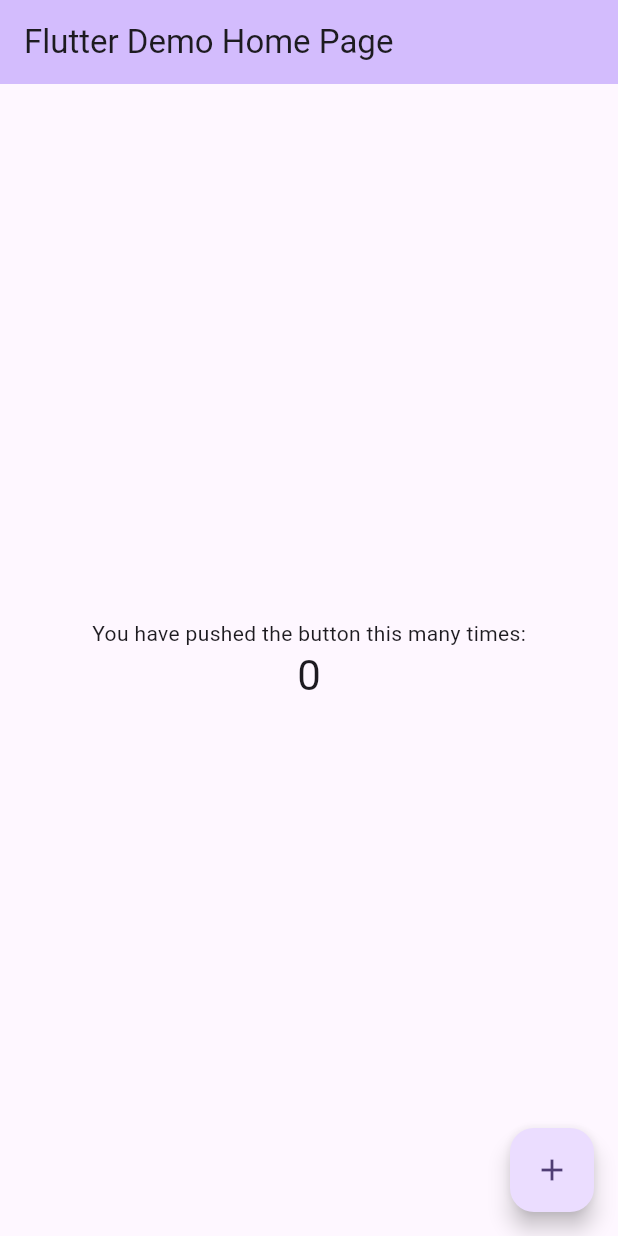
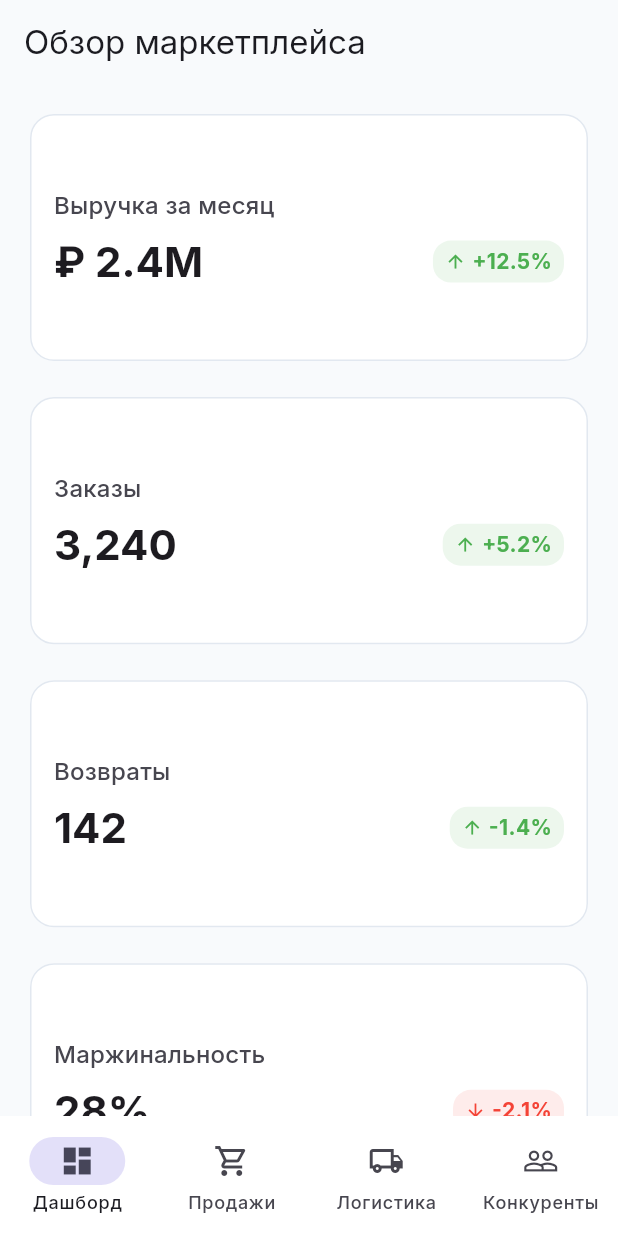
Before and after one commit to could-ai/019daa0d-451a-7e4d-8ee3-bd88edaadf7a, a Flutter app: the screen it shows after launch, on a phone screen of 412 x 824 dp. Run offline on Flutter 3.47's test engine with Material 3 defaults, Android fonts, the phone set to English and light mode, and no system bars; our stand-ins replace fl_chart, google_fonts.

Commit message:
Scaffold marketplace analytics dashboard

```diff
--- a/usr/lib/main.dart
+++ b/usr/lib/main.dart
@@ -1,123 +1,23 @@
 import 'package:flutter/material.dart';
+import 'theme/app_theme.dart';
+import 'screens/shell_screen.dart';
 
 void main() {
-  runApp(const MyApp());
+  runApp(const MarketplaceAnalyticsApp());
 }
 
-class MyApp extends StatelessWidget {
-  const MyApp({super.key});
+class MarketplaceAnalyticsApp extends StatelessWidget {
+  const MarketplaceAnalyticsApp({super.key});
 
-  // This widget is the root of your application.
   @override
   Widget build(BuildContext context) {
     return MaterialApp(
-      title: 'Flutter Demo',
+      title: 'Marketplace Analytics',
+      theme: AppTheme.lightTheme,
+      darkTheme: AppTheme.darkTheme,
+      themeMode: ThemeMode.system,
+      home: const ShellScreen(),
       debugShowCheckedModeBanner: false,
-      theme: ThemeData(
-        // This is the theme of your application.
-        //
-        // TRY THIS: Try running your application with "flutter run". You'll see
-        // the application has a purple toolbar. Then, without quitting the app,
-        // try changing the seedColor in the colorScheme below to Colors.green
-        // and then invoke "hot reload" (save your changes or press the "hot
-        // reload" button in a Flutter-supported IDE, or press "r" if you used
-        // the command line to start the app).
-        //
-        // Notice that the counter didn't reset back to zero; the application
-        // state is not lost during the reload. To reset the state, use hot
-        // restart instead.
-        //
-        // This works for code too, not just values: Most code changes can be
-        // tested with just a hot reload.
-        colorScheme: ColorScheme.fromSeed(seedColor: Colors.deepPurple),
-      ),
-      initialRoute: '/',
-      routes: {
-        '/': (context) => const MyHomePage(title: 'Flutter Demo Home Page'),
-      },
     );
   }
 }
-
-class MyHomePage extends StatefulWidget {
-  const MyHomePage({super.key, required this.title});
-
-  // This widget is the home page of your application. It is stateful, meaning
-  // that it has a State object (defined below) that contains fields that affect
-  // how it looks.
-
-  // This class is the configuration for the state. It holds the values (in this
-  // case the title) provided by the parent (in this case the App widget) and
-  // used by the build method of the State. Fields in a Widget subclass are
-  // always marked "final".
-
-  final String title;
-
-  @override
-  State<MyHomePage> createState() => _MyHomePageState();
-}
-
-class _MyHomePageState extends State<MyHomePage> {
-  int _counter = 0;
-
-  void _incrementCounter() {
-    setState(() {
-      // This call to setState tells the Flutter framework that something has
-      // changed in this State, which causes it to rerun the build method below
-      // so that the display can reflect the updated values. If we changed
-      // _counter without calling setState(), then the build method would not be
-      // called again, and so nothing would appear to happen.
-      _counter++;
-    });
-  }
-
-  @override
-  Widget build(BuildContext context) {
-    // This method is rerun every time setState is called, for instance as done
-    // by the _incrementCounter method above.
-    //
-    // The Flutter framework has been optimized to make rerunning build methods
-    // fast, so that you can just rebuild anything that needs updating rather
-    // than having to individually change instances of widgets.
-    return Scaffold(
-      appBar: AppBar(
-        // TRY THIS: Try changing the color here to a specific color (to
-        // Colors.amber, perhaps?) and trigger a hot reload to see the AppBar
-        // change color while the other colors stay the same.
-        backgroundColor: Theme.of(context).colorScheme.inversePrimary,
-        // Here we take the value from the MyHomePage object that was created by
-        // the App.build method, and use it to set our appbar title.
-        title: Text(widget.title),
-      ),
-      body: Center(
-        // Center is a layout widget. It takes a single child and positions it
-        // in the middle of the parent.
-        child: Column(
-          // Column is also a layout widget. It takes a list of children and
-          // arranges them vertically. By default, it sizes itself to fit its
-          // children horizontally, and tries to be as tall as its parent.
-          //
-          // Column has various properties to control how it sizes itself and
-          // how it positions its children. Here we use mainAxisAlignment to
-          // center the children vertically; the main axis here is the vertical
-          // axis because Columns are vertical (the cross axis would be
-          // horizontal).
-          //
-          // TRY THIS: Invoke "debug painting" (choose the "Toggle Debug Paint"
-          // action in the IDE, or press "p" in the console), to see the
-          // wireframe for each widget.
-          mainAxisAlignment: MainAxisAlignment.center,
-          children: <Widget>[
-            const Text('You have pushed the button this many times:'),
-            Text('$_counter', style: Theme.of(context).textTheme.headlineMedium),
-          ],
-        ),
-      ),
-      floatingActionButton: FloatingActionButton(
-        onPressed: _incrementCounter,
-        tooltip: 'Increment',
-        child: const Icon(Icons.add),
-      ), // This trailing comma makes auto-formatting nicer for build methods.
-    );
-  }
-}
--- /dev/null
+++ b/usr/lib/screens/dashboard_screen.dart
@@ -0,0 +1,315 @@
+import 'package:flutter/material.dart';
+import 'package:fl_chart/fl_chart.dart';
+
+class DashboardScreen extends StatelessWidget {
+  const DashboardScreen({super.key});
+
+  @override
+  Widget build(BuildContext context) {
+    return Scaffold(
+      appBar: AppBar(
+        title: const Text('Обзор маркетплейса'),
+        centerTitle: false,
+        scrolledUnderElevation: 0,
+      ),
+      body: SingleChildScrollView(
+        padding: const EdgeInsets.all(16.0),
+        child: Column(
+          crossAxisAlignment: CrossAxisAlignment.start,
+          children: [
+            const _SummaryCardsRow(),
+            const SizedBox(height: 24),
+            Row(
+              crossAxisAlignment: CrossAxisAlignment.start,
+              children: [
+                Expanded(
+                  flex: 2,
+                  child: Card(
+                    child: Padding(
+                      padding: const EdgeInsets.all(20.0),
+                      child: Column(
+                        crossAxisAlignment: CrossAxisAlignment.start,
+                        children: [
+                          Text(
+                            'Динамика продаж',
+                            style: Theme.of(context).textTheme.titleLarge,
+                          ),
+                          const SizedBox(height: 24),
+                          const SizedBox(
+                            height: 300,
+                            child: _SalesChart(),
+                          ),
+                        ],
+                      ),
+                    ),
+                  ),
+                ),
+                if (MediaQuery.of(context).size.width > 1200) ...[
+                  const SizedBox(width: 24),
+                  Expanded(
+                    flex: 1,
+                    child: Card(
+                      child: Padding(
+                        padding: const EdgeInsets.all(20.0),
+                        child: Column(
+                          crossAxisAlignment: CrossAxisAlignment.start,
+                          children: [
+                            Text(
+                              'Топ товаров',
+                              style: Theme.of(context).textTheme.titleLarge,
+                            ),
+                            const SizedBox(height: 16),
+                            const _TopProductsList(),
+                          ],
+                        ),
+                      ),
+                    ),
+                  ),
+                ],
+              ],
+            ),
+            if (MediaQuery.of(context).size.width <= 1200) ...[
+              const SizedBox(height: 24),
+              Card(
+                child: Padding(
+                  padding: const EdgeInsets.all(20.0),
+                  child: Column(
+                    crossAxisAlignment: CrossAxisAlignment.start,
+                    children: [
+                      Text(
+                        'Топ товаров',
+                        style: Theme.of(context).textTheme.titleLarge,
+                      ),
+                      const SizedBox(height: 16),
+                      const _TopProductsList(),
+                    ],
+                  ),
+                ),
+              ),
+            ]
+          ],
+        ),
+      ),
+    );
+  }
+}
+
+class _SummaryCardsRow extends StatelessWidget {
+  const _SummaryCardsRow();
+
+  @override
+  Widget build(BuildContext context) {
+    return LayoutBuilder(
+      builder: (context, constraints) {
+        int crossAxisCount = 4;
+        if (constraints.maxWidth < 600) crossAxisCount = 1;
+        else if (constraints.maxWidth < 900) crossAxisCount = 2;
+
+        return GridView.count(
+          crossAxisCount: crossAxisCount,
+          shrinkWrap: true,
+          physics: const NeverScrollableScrollPhysics(),
+          mainAxisSpacing: 16,
+          crossAxisSpacing: 16,
+          childAspectRatio: 2.2,
+          children: const [
+            _SummaryCard(title: 'Выручка за месяц', value: '₽ 2.4M', trend: '+12.5%', isPositive: true),
+            _SummaryCard(title: 'Заказы', value: '3,240', trend: '+5.2%', isPositive: true),
+            _SummaryCard(title: 'Возвраты', value: '142', trend: '-1.4%', isPositive: true),
+            _SummaryCard(title: 'Маржинальность', value: '28%', trend: '-2.1%', isPositive: false),
+          ],
+        );
+      },
+    );
+  }
+}
+
+class _SummaryCard extends StatelessWidget {
+  final String title;
+  final String value;
+  final String trend;
+  final bool isPositive;
+
+  const _SummaryCard({
+    required this.title,
+    required this.value,
+    required this.trend,
+    required this.isPositive,
+  });
+
+  @override
+  Widget build(BuildContext context) {
+    return Card(
+      child: Padding(
+        padding: const EdgeInsets.all(16.0),
+        child: Column(
+          crossAxisAlignment: CrossAxisAlignment.start,
+          mainAxisAlignment: MainAxisAlignment.center,
+          children: [
+            Text(
+              title,
+              style: Theme.of(context).textTheme.titleMedium?.copyWith(
+                    color: Theme.of(context).colorScheme.onSurfaceVariant,
+                  ),
+            ),
+            const SizedBox(height: 8),
+            Row(
+              children: [
+                Text(
+                  value,
+                  style: Theme.of(context).textTheme.headlineMedium?.copyWith(
+                        fontWeight: FontWeight.bold,
+                      ),
+                ),
+                const Spacer(),
+                Container(
+                  padding: const EdgeInsets.symmetric(horizontal: 8, vertical: 4),
+                  decoration: BoxDecoration(
+                    color: isPositive ? Colors.green.withOpacity(0.1) : Colors.red.withOpacity(0.1),
+                    borderRadius: BorderRadius.circular(12),
+                  ),
+                  child: Row(
+                    children: [
+                      Icon(
+                        isPositive ? Icons.arrow_upward : Icons.arrow_downward,
+                        size: 14,
+                        color: isPositive ? Colors.green : Colors.red,
+                      ),
+                      const SizedBox(width: 4),
+                      Text(
+                        trend,
+                        style: TextStyle(
+                          color: isPositive ? Colors.green : Colors.red,
+                          fontWeight: FontWeight.bold,
+                        ),
+                      ),
+                    ],
+                  ),
+                ),
+              ],
+            ),
+          ],
+        ),
+      ),
+    );
+  }
+}
+
+class _SalesChart extends StatelessWidget {
+  const _SalesChart();
+
+  @override
+  Widget build(BuildContext context) {
+    return LineChart(
+      LineChartData(
+        gridData: FlGridData(
+          show: true,
+          drawVerticalLine: false,
+          horizontalInterval: 1,
+          getDrawingHorizontalLine: (value) {
+            return FlLine(
+              color: Theme.of(context).dividerColor.withOpacity(0.5),
+              strokeWidth: 1,
+            );
+          },
+        ),
+        titlesData: FlTitlesData(
+          show: true,
+          rightTitles: const AxisTitles(sideTitles: SideTitles(showTitles: false)),
+          topTitles: const AxisTitles(sideTitles: SideTitles(showTitles: false)),
+          bottomTitles: AxisTitles(
+            sideTitles: SideTitles(
+              showTitles: true,
+              reservedSize: 30,
+              interval: 1,
+              getTitlesWidget: (value, meta) {
+                const days = ['Пн', 'Вт', 'Ср', 'Чт', 'Пт', 'Сб', 'Вс'];
+                if (value.toInt() >= 0 && value.toInt() < days.length) {
+                  return Padding(
+                    padding: const EdgeInsets.only(top: 8.0),
+                    child: Text(days[value.toInt()], style: const TextStyle(fontSize: 12)),
+                  );
+                }
+                return const Text('');
+              },
+            ),
+          ),
+        ),
+        borderData: FlBorderData(show: false),
+        minX: 0,
+        maxX: 6,
+        minY: 0,
+        maxY: 6,
+        lineBarsData: [
+          LineChartBarData(
+            spots: const [
+              FlSpot(0, 3),
+              FlSpot(1, 2.5),
+              FlSpot(2, 4),
+              FlSpot(3, 3.8),
+              FlSpot(4, 5),
+              FlSpot(5, 4.2),
+              FlSpot(6, 5.5),
+            ],
+            isCurved: true,
+            color: Theme.of(context).colorScheme.primary,
+            barWidth: 3,
+            isStrokeCapRound: true,
+            dotData: const FlDotData(show: false),
+            belowBarData: BarAreaData(
+              show: true,
+              color: Theme.of(context).colorScheme.primary.withOpacity(0.1),
+            ),
+          ),
+        ],
+      ),
+    );
+  }
+}
+
+class _TopProductsList extends StatelessWidget {
+  const _TopProductsList();
+
+  @override
+  Widget build(BuildContext context) {
+    final products = [
+      {'name': 'Беспроводные наушники X', 'sales': '420', 'trend': '+12%'},
+      {'name': 'Умные часы Series 5', 'sales': '380', 'trend': '+8%'},
+      {'name': 'Чехол для смартфона', 'sales': '310', 'trend': '-2%'},
+      {'name': 'Портативная зарядка', 'sales': '245', 'trend': '+5%'},
+      {'name': 'Коврик для мыши', 'sales': '190', 'trend': '+1%'},
+    ];
+
+    return ListView.separated(
+      shrinkWrap: true,
+      physics: const NeverScrollableScrollPhysics(),
+      itemCount: products.length,
+      separatorBuilder: (context, index) => const Divider(),
+      itemBuilder: (context, index) {
+        final product = products[index];
+        final isPositive = !product['trend']!.startsWith('-');
+        return ListTile(
+          contentPadding: EdgeInsets.zero,
+          title: Text(product['name']!),
+          trailing: Column(
+            mainAxisAlignment: MainAxisAlignment.center,
+            crossAxisAlignment: CrossAxisAlignment.end,
+            children: [
+              Text(
+                '${product['sales']} шт.',
+                style: const TextStyle(fontWeight: FontWeight.bold),
+              ),
+              Text(
+                product['trend']!,
+                style: TextStyle(
+                  color: isPositive ? Colors.green : Colors.red,
+                  fontSize: 12,
+                ),
+              ),
+            ],
+          ),
+        );
+      },
+    );
+  }
+}
--- /dev/null
+++ b/usr/lib/screens/shell_screen.dart
@@ -0,0 +1,72 @@
+import 'package:flutter/material.dart';
+import 'dashboard_screen.dart';
+import 'data_sheet_screen.dart';
+
+class ShellScreen extends StatefulWidget {
+  const ShellScreen({super.key});
+
+  @override
+  State<ShellScreen> createState() => _ShellScreenState();
+}
+
+class _ShellScreenState extends State<ShellScreen> {
+  int _selectedIndex = 0;
+
+  final List<Widget> _pages = [
+    const DashboardScreen(),
+    const DataSheetScreen(title: 'Продажи', sheetName: 'sales_data'),
+    const DataSheetScreen(title: 'Логистика', sheetName: 'logistics_data'),
+    const DataSheetScreen(title: 'Конкуренты', sheetName: 'competitors_data'),
+  ];
+
+  final List<NavigationDestination> _destinations = const [
+    NavigationDestination(icon: Icon(Icons.dashboard_outlined), selectedIcon: Icon(Icons.dashboard), label: 'Дашборд'),
+    NavigationDestination(icon: Icon(Icons.shopping_cart_outlined), selectedIcon: Icon(Icons.shopping_cart), label: 'Продажи'),
+    NavigationDestination(icon: Icon(Icons.local_shipping_outlined), selectedIcon: Icon(Icons.local_shipping), label: 'Логистика'),
+    NavigationDestination(icon: Icon(Icons.people_outline), selectedIcon: Icon(Icons.people), label: 'Конкуренты'),
+  ];
+
+  @override
+  Widget build(BuildContext context) {
+    final bool isDesktop = MediaQuery.of(context).size.width > 800;
+
+    return Scaffold(
+      body: Row(
+        children: [
+          if (isDesktop)
+            NavigationRail(
+              selectedIndex: _selectedIndex,
+              onDestinationSelected: (index) {
+                setState(() {
+                  _selectedIndex = index;
+                });
+              },
+              extended: MediaQuery.of(context).size.width > 1000,
+              destinations: _destinations.map((d) {
+                return NavigationRailDestination(
+                  icon: d.icon,
+                  selectedIcon: d.selectedIcon,
+                  label: Text(d.label),
+                );
+              }).toList(),
+            ),
+          if (isDesktop) const VerticalDivider(thickness: 1, width: 1),
+          Expanded(
+            child: _pages[_selectedIndex],
+          ),
+        ],
+      ),
+      bottomNavigationBar: isDesktop
+          ? null
+          : NavigationBar(
+              selectedIndex: _selectedIndex,
+              onDestinationSelected: (index) {
+                setState(() {
+                  _selectedIndex = index;
+                });
+              },
+              destinations: _destinations,
+            ),
+    );
+  }
+}
--- /dev/null
+++ b/usr/lib/theme/app_theme.dart
@@ -0,0 +1,46 @@
+import 'package:flutter/material.dart';
+import 'package:google_fonts/google_fonts.dart';
+
+class AppTheme {
+  static ThemeData get lightTheme {
+    return ThemeData(
+      colorScheme: ColorScheme.fromSeed(
+        seedColor: const Color(0xFF4F46E5), // Indigo
+        brightness: Brightness.light,
+        surface: const Color(0xFFF8FAFC),
+        surfaceContainer: Colors.white,
+      ),
+      useMaterial3: true,
+      textTheme: GoogleFonts.interTextTheme(),
+      cardTheme: CardTheme(
+        elevation: 0,
+        shape: RoundedRectangleBorder(
+          borderRadius: BorderRadius.circular(16),
+          side: const BorderSide(color: Color(0xFFE2E8F0), width: 1),
+        ),
+        color: Colors.white,
+      ),
+    );
+  }
+
+  static ThemeData get darkTheme {
+    return ThemeData(
+      colorScheme: ColorScheme.fromSeed(
+        seedColor: const Color(0xFF6366F1), // Indigo
+        brightness: Brightness.dark,
+        surface: const Color(0xFF0F172A),
+        surfaceContainer: const Color(0xFF1E293B),
+      ),
+      useMaterial3: true,
+      textTheme: GoogleFonts.interTextTheme(ThemeData.dark().textTheme),
+      cardTheme: CardTheme(
+        elevation: 0,
+        shape: RoundedRectangleBorder(
+          borderRadius: BorderRadius.circular(16),
+          side: const BorderSide(color: Color(0xFF334155), width: 1),
+        ),
+        color: const Color(0xFF1E293B),
+      ),
+    );
+  }
+}
--- a/usr/pubspec.yaml
+++ b/usr/pubspec.yaml
@@ -34,6 +34,8 @@ dependencies:
   # The following adds the Cupertino Icons font to your application.
   # Use with the CupertinoIcons class for iOS style icons.
   cupertino_icons: ^1.0.8
+  fl_chart: ^0.69.0
+  google_fonts: ^6.2.1
 
 dev_dependencies:
   flutter_test:
```
Also changed, not shown: usr/lib/screens/data_sheet_screen.dart (added, +124 -0 lines).
